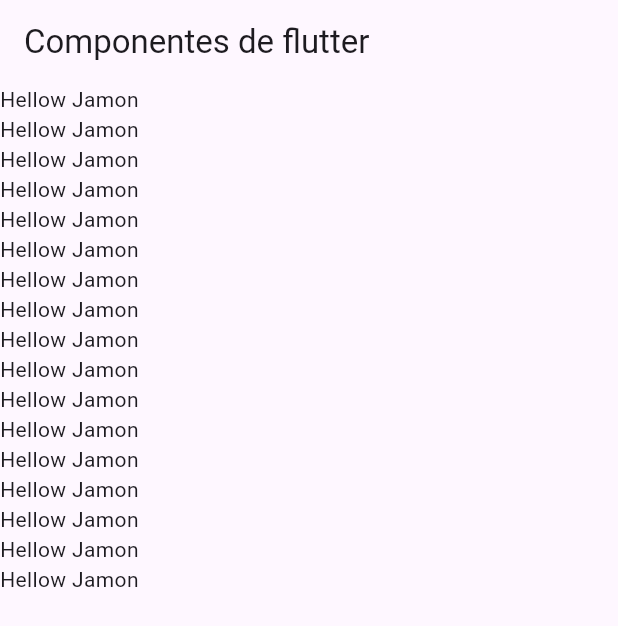
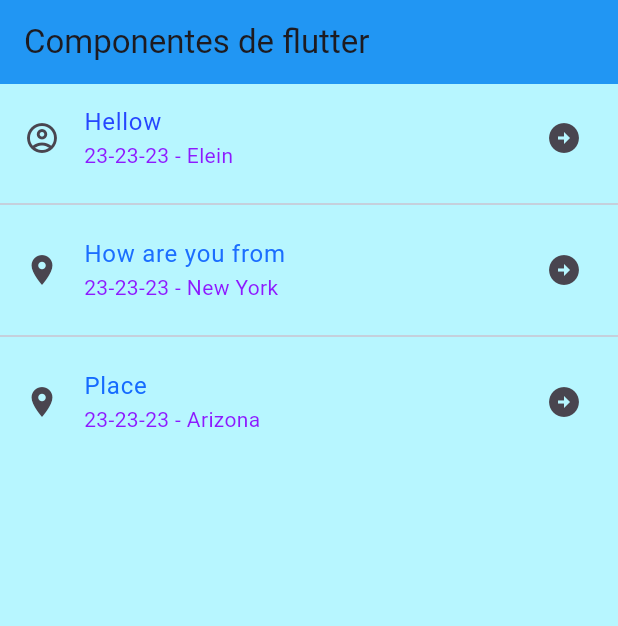
Before and after one commit to SpideryBook7/Componentes_flutter, a Flutter app: the screen it shows after launch, on a phone screen of 412 x 824 dp. Shown: the top 626 px of the screen. Run offline on Flutter 3.47's test engine with Material 3 defaults, Android fonts, the phone set to English and light mode, and no system bars.

Commit message:
Adding Listile to the ListView

```diff
--- a/lib/home_screen.dart
+++ b/lib/home_screen.dart
@@ -6,28 +6,41 @@ class HomeScreen extends StatelessWidget {
   @override
   Widget build(BuildContext context) {
     return Scaffold(
+      backgroundColor: Color.fromARGB(109, 87, 235, 255),
       appBar: AppBar(
         title: const Text('Componentes de flutter'),
+        backgroundColor: Colors.blue,
       ),
-      body: ListView(children: const [
-        Text('Hellow Jamon'),
-        Text('Hellow Jamon'),
-        Text('Hellow Jamon'),
-        Text('Hellow Jamon'),
-        Text('Hellow Jamon'),
-        Text('Hellow Jamon'),
-        Text('Hellow Jamon'),
-        Text('Hellow Jamon'),
-        Text('Hellow Jamon'),
-        Text('Hellow Jamon'),
-        Text('Hellow Jamon'),
-        Text('Hellow Jamon'),
-        Text('Hellow Jamon'),
-        Text('Hellow Jamon'),
-        Text('Hellow Jamon'),
-        Text('Hellow Jamon'),
-        Text('Hellow Jamon'),
-      ]),
+      body: ListView(
+        children: const [
+          ListTile(
+            leading: Icon(Icons.account_circle_outlined),
+            title: Text('Hellow ',
+                style: TextStyle(color: Color.fromARGB(255, 38, 71, 255))),
+            subtitle: Text('23-23-23 - Elein',
+                style: TextStyle(color: Color.fromARGB(255, 141, 26, 255))),
+            trailing: Icon(Icons.arrow_circle_right),
+          ),
+          Divider(),
+          ListTile(
+            leading: Icon(Icons.place),
+            title: Text('How are you from ',
+                style: TextStyle(color: Color.fromARGB(255, 27, 110, 255))),
+            subtitle: Text('23-23-23 - New York',
+                style: TextStyle(color: Color.fromARGB(255, 141, 26, 255))),
+            trailing: Icon(Icons.arrow_circle_right),
+          ),
+          Divider(),
+          ListTile(
+            leading: Icon(Icons.place),
+            title: Text('Place',
+                style: TextStyle(color: Color.fromARGB(255, 21, 107, 255))),
+            subtitle: Text('23-23-23 - Arizona',
+                style: TextStyle(color: Color.fromARGB(255, 141, 26, 255))),
+            trailing: Icon(Icons.arrow_circle_right),
+          ),
+        ],
+      ),
     );
   }
 }
```
